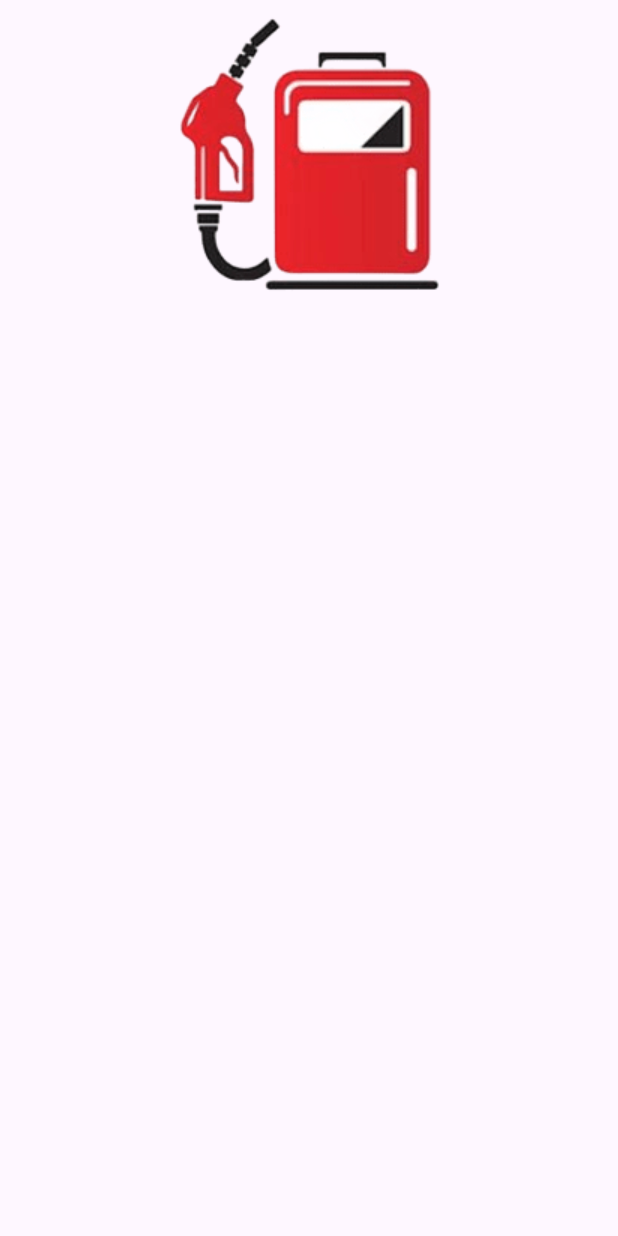
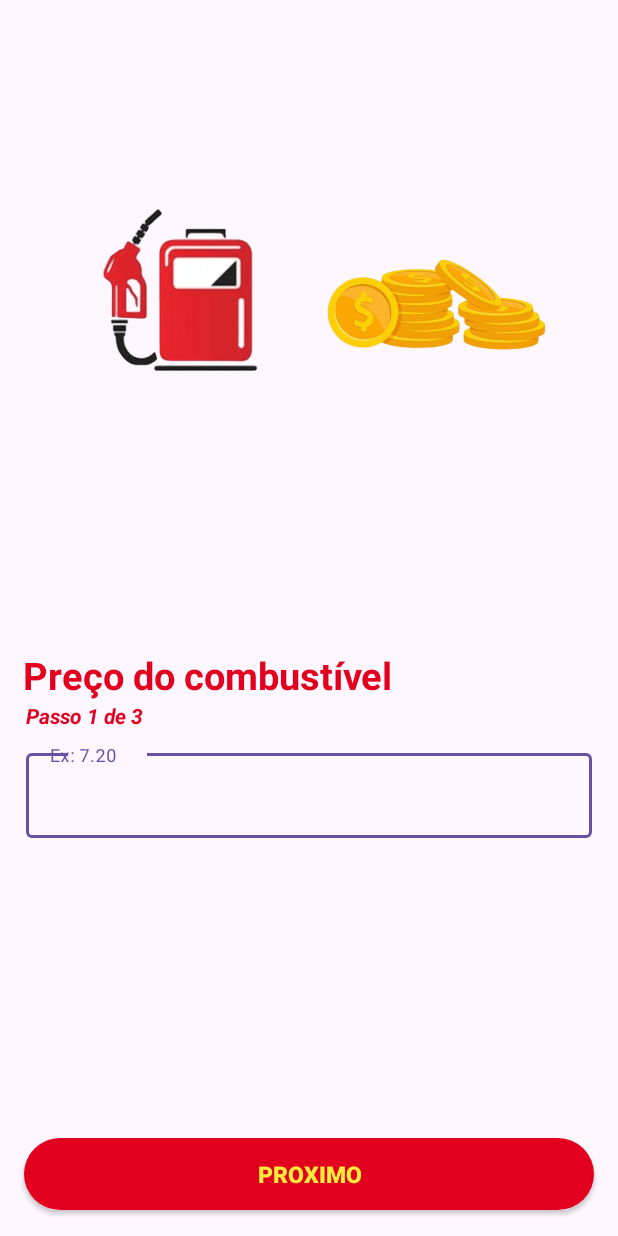
Before and after one commit to Azzevedodev/CalculadoraCombustivel, an Android app: the PrecoActivity screen opened directly, with no data from a screen before it, on a phone screen of 412 x 824 dp. Run offline under Robolectric (Android 15) with nearby library versions, the phone set to English and light mode, and no system bars.

Commit message:
Criação da PrecoActivity

```diff
--- a/app/src/main/AndroidManifest.xml
+++ b/app/src/main/AndroidManifest.xml
@@ -16,6 +16,15 @@
             android:name=".PrecoActivity"
             android:exported="false" />
         <activity
+            android:name=".ResultActivity"
+            android:exported="false" />
+        <activity
+            android:name=".DistanciaActivity"
+            android:exported="false" />
+        <activity
+            android:name=".ConsumoActivity"
+            android:exported="false" />
+        <activity
             android:name=".MainActivity"
             android:exported="true">
             <intent-filter>
--- a/app/src/main/res/drawable/background_button.xml
+++ b/app/src/main/res/drawable/background_button.xml
@@ -2,7 +2,7 @@
 <shape xmlns:android="http://schemas.android.com/apk/res/android"
 
     android:shape="rectangle">
-    <solid android:color="@color/red"/>
+    <solid android:color="#E3001E"/>
     <corners android:radius="30dp"/>
 
 
--- a/app/src/main/res/layout/activity_main.xml
+++ b/app/src/main/res/layout/activity_main.xml
@@ -11,8 +11,10 @@
         android:id="@+id/btn_iniciar"
         android:layout_width="match_parent"
         android:layout_height="wrap_content"
-        android:layout_margin="16dp"
-        android:layout_marginBottom="16dp"
+        android:layout_marginBottom="60dp"
+        android:layout_marginStart="16dp"
+        android:layout_marginEnd="16dp"
+        android:gravity="center"
         android:text="Iniciar"
         android:background="@drawable/background_button"
         android:textColor="#FFEB3B"
@@ -27,9 +29,9 @@
         android:layout_width="wrap_content"
         android:layout_height="wrap_content"
         android:layout_margin="16dp"
-        android:layout_marginBottom="12dp"
         android:gravity="center"
         android:text="Quer calcular seu gasto com combustivel?"
+        android:textAlignment="center"
         android:textColor="@color/red"
         android:textSize="25dp"
         android:textStyle="bold"
@@ -63,9 +65,9 @@
         app:layout_constraintStart_toStartOf="parent" />
 
     <ImageView
-        android:id="@+id/imageView3"
+        android:id="@+id/imageView"
         android:layout_width="match_parent"
-        android:layout_height="wrap_content"
+        android:layout_height="440dp"
         app:layout_constraintBottom_toTopOf="@+id/text_one"
         app:layout_constraintEnd_toEndOf="parent"
         app:layout_constraintStart_toStartOf="parent"
--- a/app/src/main/res/layout/activity_preco.xml
+++ b/app/src/main/res/layout/activity_preco.xml
@@ -7,12 +7,75 @@
     android:layout_height="match_parent"
     tools:context=".PrecoActivity">
 
+    <androidx.appcompat.widget.AppCompatButton
+        android:id="@+id/btn_proximo1"
+        android:layout_width="match_parent"
+        android:layout_height="wrap_content"
+        android:layout_marginBottom="17dp"
+        android:layout_marginStart="16dp"
+        android:layout_marginEnd="16dp"
+        android:text="Proximo"
+        android:textColor="#FFEB3B"
+        android:textStyle="bold"
+        android:textSize="15dp"
+        android:background="@drawable/background_button"
+        app:layout_constraintBottom_toBottomOf="parent"
+        app:layout_constraintEnd_toEndOf="parent"
+        app:layout_constraintStart_toStartOf="parent" />
+
+    <com.google.android.material.textfield.TextInputLayout
+        android:id="@+id/textInputLayout"
+        android:layout_width="409dp"
+        android:layout_height="wrap_content"
+        app:layout_constraintBottom_toTopOf="@+id/btn_proximo1"
+        app:layout_constraintEnd_toEndOf="parent"
+        app:layout_constraintStart_toStartOf="parent">
+
+        <com.google.android.material.textfield.TextInputEditText
+            android:layout_width="match_parent"
+            android:layout_height="wrap_content"
+            android:layout_marginStart="16dp"
+            android:layout_marginEnd="16dp"
+            android:layout_marginBottom="200dp"
+            android:hint="Ex: 7.20"
+            android:inputType="numberDecimal"
+            android:maxLength="5" />
+    </com.google.android.material.textfield.TextInputLayout>
+
+    <TextView
+        android:id="@+id/textView"
+        android:layout_width="match_parent"
+        android:layout_height="wrap_content"
+        android:layout_marginStart="15dp"
+        android:text="Preço do combustível"
+        android:textStyle="bold"
+        android:textSize="25dp"
+        android:textColor="@color/red"
+        app:layout_constraintBottom_toTopOf="@+id/textView2"
+        app:layout_constraintEnd_toEndOf="parent"
+        app:layout_constraintStart_toStartOf="parent" />
+
+    <TextView
+        android:id="@+id/textView2"
+        android:layout_width="match_parent"
+        android:layout_height="wrap_content"
+        android:layout_marginBottom="10dp"
+        android:layout_marginStart="17dp"
+        android:text="Passo 1 de 3"
+        android:textStyle="italic|bold"
+        android:textColor="@color/red"
+        app:layout_constraintBottom_toTopOf="@+id/textInputLayout"
+        app:layout_constraintEnd_toEndOf="parent"
+        app:layout_constraintStart_toStartOf="parent" />
+
     <ImageView
-        android:id="@+id/imageView"
-        android:layout_width="wrap_content"
-        android:layout_height="wrap_content"
+        android:id="@+id/imageView3"
+        android:layout_width="match_parent"
+        android:layout_height="350dp"
+        app:layout_constraintBottom_toTopOf="@+id/textView"
         app:layout_constraintEnd_toEndOf="parent"
         app:layout_constraintStart_toStartOf="parent"
-        app:srcCompat="@drawable/combustivel"
-        tools:layout_editor_absoluteY="106dp" />
+        app:layout_constraintTop_toTopOf="parent"
+        app:srcCompat="@drawable/combustivel_moedas" />
+
 </androidx.constraintlayout.widget.ConstraintLayout>
--- a/app/src/main/res/values/colors.xml
+++ b/app/src/main/res/values/colors.xml
@@ -3,4 +3,5 @@
     <color name="black">#FF000000</color>
     <color name="white">#FFFFFFFF</color>
     <color name="red">#e3001e</color>
+    <color name="blue">#000076</color>
 </resources>
```
Also changed, not shown: app/src/main/res/drawable/azul_marinho.png (added), app/src/main/res/drawable/combustivel_moedas.png (added).
